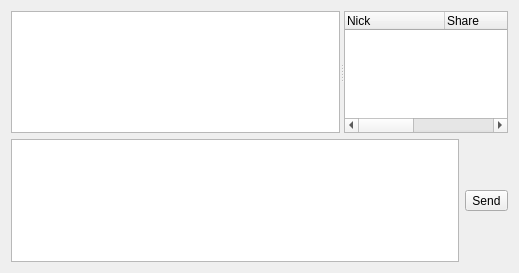
Above: ui/HUBWindow.ui from apavelm/stildcpp before the change. Below: the same form after it.
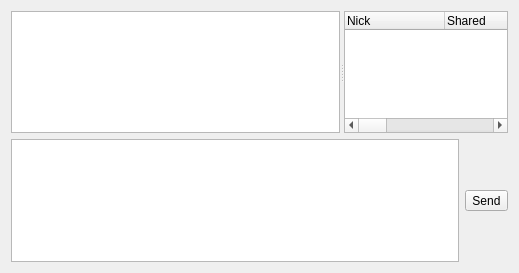
That is the form after the change. Custom widgets are drawn as their Qt base class.

What changed in the file:
```diff
--- a/ui/HUBWindow.ui
+++ b/ui/HUBWindow.ui
@@ -50,9 +50,12 @@
           <verstretch>0</verstretch>
          </sizepolicy>
         </property>
-        <property name="rootIsDecorated" >
+        <property name="alternatingRowColors" >
          <bool>true</bool>
         </property>
+        <property name="rootIsDecorated" >
+         <bool>false</bool>
+        </property>
         <property name="itemsExpandable" >
          <bool>false</bool>
         </property>
@@ -63,7 +66,7 @@
         </column>
         <column>
          <property name="text" >
-          <string>Share</string>
+          <string>Shared</string>
          </property>
         </column>
         <column>
@@ -73,7 +76,27 @@
         </column>
         <column>
          <property name="text" >
-          <string>Email</string>
+          <string>Tag</string>
+         </property>
+        </column>
+        <column>
+         <property name="text" >
+          <string>Connection</string>
+         </property>
+        </column>
+        <column>
+         <property name="text" >
+          <string>IP</string>
+         </property>
+        </column>
+        <column>
+         <property name="text" >
+          <string>E-Mail</string>
+         </property>
+        </column>
+        <column>
+         <property name="text" >
+          <string>CID</string>
          </property>
         </column>
        </widget>
```
